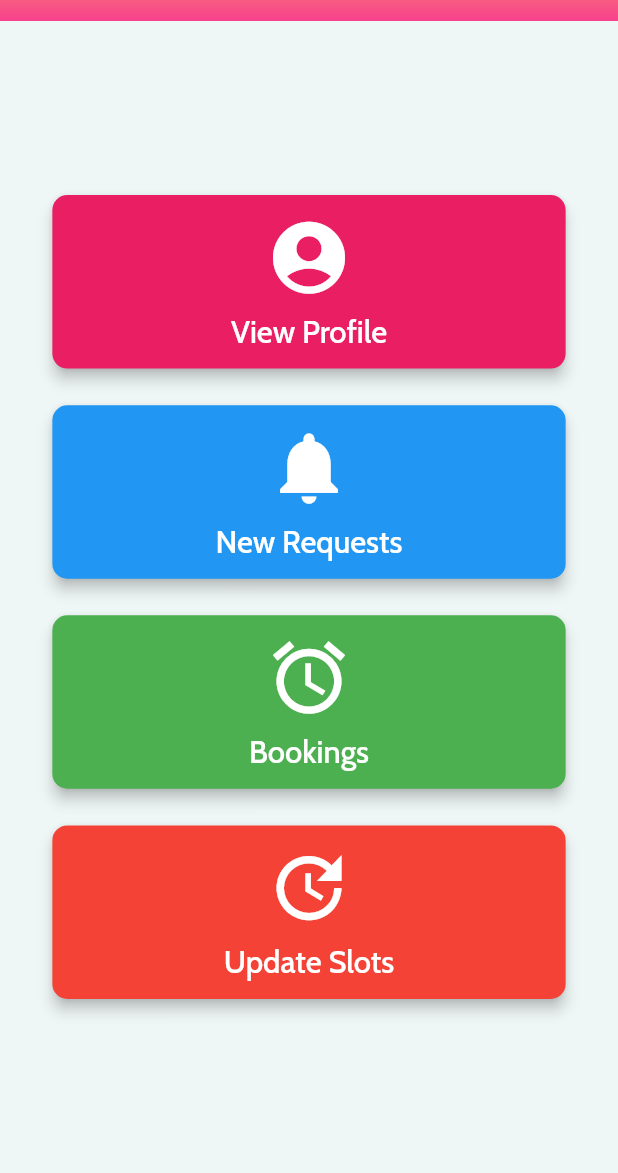
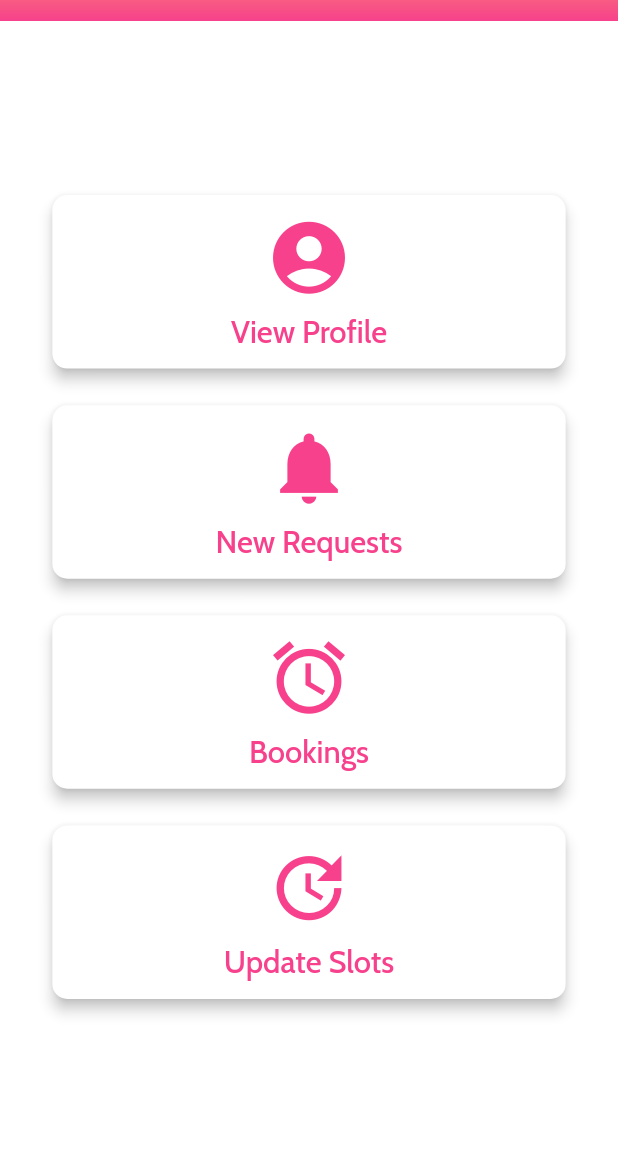
Before and after one commit to axactstudios/Doctor-Appointment, a Flutter app: the HomeScreen screen opened directly, on a phone screen of 412 x 824 dp, the part 63-1236 px from its top. Run offline on Flutter 3.47's test engine with Material 2 defaults, Android fonts, the light colour scheme and no system bars; our stand-ins replace avatar_glow, cloud_firestore, firebase_auth, flutter_speed_dial, flutter_svg, fluttertoast and 4 more; accounts and stored records are empty; project files that could hold a hidden picture were left out.

Commit message:
some more changes.

```diff
--- a/lib/Screens/home_screen.dart
+++ b/lib/Screens/home_screen.dart
@@ -2,6 +2,7 @@ import 'package:cloud_firestore/cloud_firestore.dart';
 import 'package:doctorAppointment/Classes/Doc_data.dart';
 import 'package:doctorAppointment/Screens/DoctorBasicDetails.dart';
 import 'package:doctorAppointment/Screens/ViewDetails.dart';
+import 'package:doctorAppointment/style/theme.dart';
 import 'package:firebase_auth/firebase_auth.dart';
 import 'package:flutter/material.dart';
 import 'package:doctorAppointment/Widgets/custom_drawer.dart';
@@ -46,7 +47,7 @@ class _HomeScreenState extends State<HomeScreen> with TickerProviderStateMixin {
     final pWidth = MediaQuery.of(context).size.width;
     return new Scaffold(
       drawer: CustomDrawer(),
-      backgroundColor: Color(0xFFEFF7F6),
+      backgroundColor: Colors.white,
       appBar: CustomAppBar(),
       body: Container(
         width: pWidth,
@@ -70,7 +71,6 @@ class _HomeScreenState extends State<HomeScreen> with TickerProviderStateMixin {
                   shape: RoundedRectangleBorder(
                     borderRadius: BorderRadius.circular(10),
                   ),
-                  color: Colors.pink,
                   elevation: 4,
                   child: Padding(
                     padding: const EdgeInsets.all(8.0),
@@ -80,7 +80,7 @@ class _HomeScreenState extends State<HomeScreen> with TickerProviderStateMixin {
                         Icon(
                           Icons.account_circle,
                           size: pHeight * 0.07,
-                          color: Colors.white,
+                          color: MyColors.loginGradientEnd,
                         ),
                         SizedBox(
                           height: pHeight * 0.01,
@@ -88,7 +88,7 @@ class _HomeScreenState extends State<HomeScreen> with TickerProviderStateMixin {
                         Text(
                           'View Profile',
                           style: TextStyle(
-                            color: Colors.white,
+                            color: MyColors.loginGradientEnd,
                             fontSize: pHeight * 0.025,
                           ),
                         ),
@@ -109,7 +109,6 @@ class _HomeScreenState extends State<HomeScreen> with TickerProviderStateMixin {
                   shape: RoundedRectangleBorder(
                     borderRadius: BorderRadius.circular(10),
                   ),
-                  color: Colors.blue,
                   elevation: 4,
                   child: Padding(
                     padding: const EdgeInsets.all(8.0),
@@ -119,7 +118,7 @@ class _HomeScreenState extends State<HomeScreen> with TickerProviderStateMixin {
                         Icon(
                           Icons.notifications,
                           size: pHeight * 0.07,
-                          color: Colors.white,
+                          color: MyColors.loginGradientEnd,
                         ),
                         SizedBox(
                           height: pHeight * 0.01,
@@ -127,7 +126,7 @@ class _HomeScreenState extends State<HomeScreen> with TickerProviderStateMixin {
                         Text(
                           'New Requests',
                           style: TextStyle(
-                            color: Colors.white,
+                            color: MyColors.loginGradientEnd,
                             fontSize: pHeight * 0.025,
                           ),
                         ),
@@ -156,7 +155,6 @@ class _HomeScreenState extends State<HomeScreen> with TickerProviderStateMixin {
                   shape: RoundedRectangleBorder(
                     borderRadius: BorderRadius.circular(10),
                   ),
-                  color: Colors.green,
                   elevation: 4,
                   child: Padding(
                     padding: const EdgeInsets.all(8.0),
@@ -166,7 +164,7 @@ class _HomeScreenState extends State<HomeScreen> with TickerProviderStateMixin {
                         Icon(
                           Icons.alarm,
                           size: pHeight * 0.07,
-                          color: Colors.white,
+                          color: MyColors.loginGradientEnd,
                         ),
                         SizedBox(
                           height: pHeight * 0.01,
@@ -174,7 +172,7 @@ class _HomeScreenState extends State<HomeScreen> with TickerProviderStateMixin {
                         Text(
                           'Bookings',
                           style: TextStyle(
-                            color: Colors.white,
+                            color: MyColors.loginGradientEnd,
                             fontSize: pHeight * 0.025,
                           ),
                         ),
@@ -203,7 +201,6 @@ class _HomeScreenState extends State<HomeScreen> with TickerProviderStateMixin {
                   shape: RoundedRectangleBorder(
                     borderRadius: BorderRadius.circular(10),
                   ),
-                  color: Colors.red,
                   elevation: 4,
                   child: Padding(
                     padding: const EdgeInsets.all(8.0),
@@ -213,7 +210,7 @@ class _HomeScreenState extends State<HomeScreen> with TickerProviderStateMixin {
                         Icon(
                           Icons.update,
                           size: pHeight * 0.07,
-                          color: Colors.white,
+                          color: MyColors.loginGradientEnd,
                         ),
                         SizedBox(
                           height: pHeight * 0.01,
@@ -221,7 +218,7 @@ class _HomeScreenState extends State<HomeScreen> with TickerProviderStateMixin {
                         Text(
                           'Update Slots',
                           style: TextStyle(
-                            color: Colors.white,
+                            color: MyColors.loginGradientEnd,
                             fontSize: pHeight * 0.025,
                           ),
                         ),
```
Also changed, not shown: lib/Screens/ViewDetails.dart (+17 -14 lines), lib/Screens/appointmentFuture.dart (+20 -94 lines), lib/Widgets/TimeSlotsCard.dart (+13 -6 lines).
